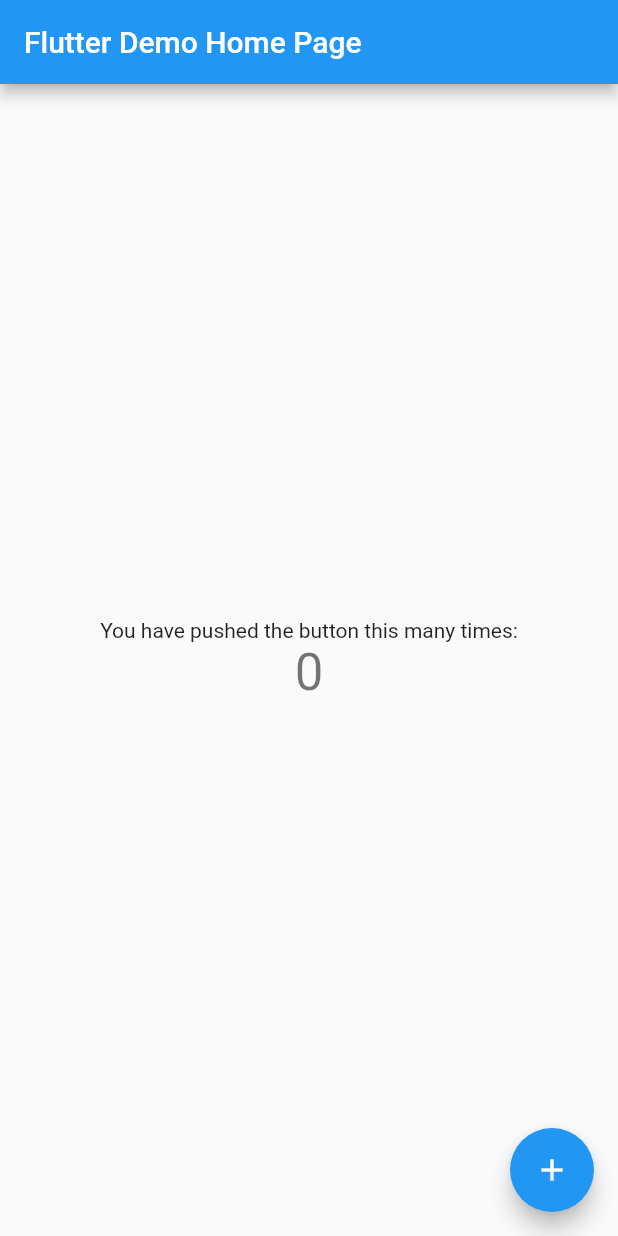
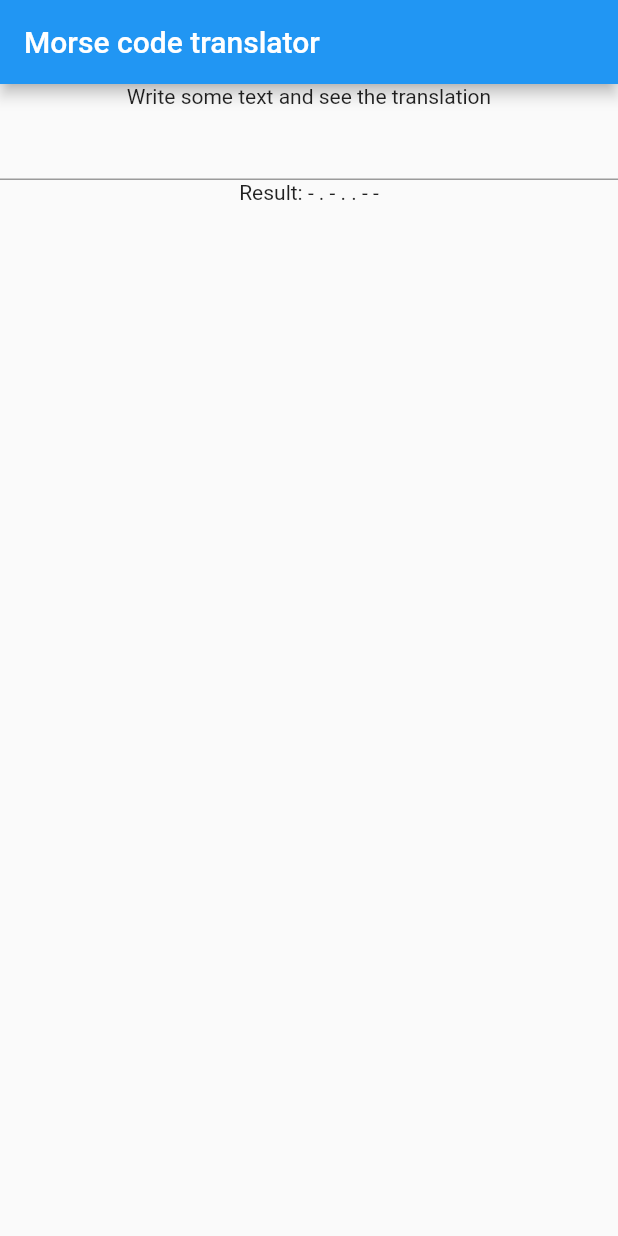
Before and after one commit to dumazy/morse-code, a Flutter app: the screen it shows after launch, on a phone screen of 412 x 824 dp. Run offline on Flutter 3.47's test engine with Material 2 defaults, Android fonts, the phone set to English and light mode, and no system bars.

```diff
--- a/lib/main.dart
+++ b/lib/main.dart
@@ -1,4 +1,6 @@
 import 'package:flutter/material.dart';
+import 'package:morse_code/morse/symbols.dart';
+import 'package:morse_code/morse/translator.dart';
 
 void main() => runApp(MyApp());
 
@@ -7,105 +9,58 @@ class MyApp extends StatelessWidget {
   @override
   Widget build(BuildContext context) {
     return MaterialApp(
-      title: 'Flutter Demo',
+      title: 'Morse code translator',
       theme: ThemeData(
-        // This is the theme of your application.
-        //
-        // Try running your application with "flutter run". You'll see the
-        // application has a blue toolbar. Then, without quitting the app, try
-        // changing the primarySwatch below to Colors.green and then invoke
-        // "hot reload" (press "r" in the console where you ran "flutter run",
-        // or simply save your changes to "hot reload" in a Flutter IDE).
-        // Notice that the counter didn't reset back to zero; the application
-        // is not restarted.
         primarySwatch: Colors.blue,
       ),
-      home: MyHomePage(title: 'Flutter Demo Home Page'),
+      home: HomeScreen(),
     );
   }
 }
 
-class MyHomePage extends StatefulWidget {
-  MyHomePage({Key key, this.title}) : super(key: key);
-
-  // This widget is the home page of your application. It is stateful, meaning
-  // that it has a State object (defined below) that contains fields that affect
-  // how it looks.
-
-  // This class is the configuration for the state. It holds the values (in this
-  // case the title) provided by the parent (in this case the App widget) and
-  // used by the build method of the State. Fields in a Widget subclass are
-  // always marked "final".
-
-  final String title;
-
+class HomeScreen extends StatefulWidget {
   @override
-  _MyHomePageState createState() => _MyHomePageState();
+  _HomeScreenState createState() => _HomeScreenState();
 }
 
-class _MyHomePageState extends State<MyHomePage> {
-  int _counter = 0;
-
-  void _incrementCounter() {
-    setState(() {
-      // This call to setState tells the Flutter framework that something has
-      // changed in this State, which causes it to rerun the build method below
-      // so that the display can reflect the updated values. If we changed
-      // _counter without calling setState(), then the build method would not be
-      // called again, and so nothing would appear to happen.
-      _counter++;
-    });
-  }
-
+class _HomeScreenState extends State<HomeScreen> {
+  String text = "text";
   @override
   Widget build(BuildContext context) {
-    // This method is rerun every time setState is called, for instance as done
-    // by the _incrementCounter method above.
-    //
-    // The Flutter framework has been optimized to make rerunning build methods
-    // fast, so that you can just rebuild anything that needs updating rather
-    // than having to individually change instances of widgets.
+    final result = translate(text);
     return Scaffold(
-      appBar: AppBar(
-        // Here we take the value from the MyHomePage object that was created by
-        // the App.build method, and use it to set our appbar title.
-        title: Text(widget.title),
+      appBar: AppBar(title: Text("Morse code translator")),
+      body: Column(
+        children: <Widget>[
+          Text("Write some text and see the translation"),
+          TextField(
+            onChanged: (newText) {
+              setState(() {
+                this.text = newText;
+              });
+            },
+          ),
+          Text("Result: $result"),
+        ],
       ),
-      body: Center(
-        // Center is a layout widget. It takes a single child and positions it
-        // in the middle of the parent.
-        child: Column(
-          // Column is also a layout widget. It takes a list of children and
-          // arranges them vertically. By default, it sizes itself to fit its
-          // children horizontally, and tries to be as tall as its parent.
-          //
-          // Invoke "debug painting" (press "p" in the console, choose the
-          // "Toggle Debug Paint" action from the Flutter Inspector in Android
-          // Studio, or the "Toggle Debug Paint" command in Visual Studio Code)
-          // to see the wireframe for each widget.
-          //
-          // Column has various properties to control how it sizes itself and
-          // how it positions its children. Here we use mainAxisAlignment to
-          // center the children vertically; the main axis here is the vertical
-          // axis because Columns are vertical (the cross axis would be
-          // horizontal).
-          mainAxisAlignment: MainAxisAlignment.center,
-          children: <Widget>[
-            Text(
-              'You have pushed the button this many times:',
-            ),
-            Text(
-              '$_counter',
-              style: Theme.of(context).textTheme.display1,
-            ),
-          ],
-        ),
-      ),
-      floatingActionButton: FloatingActionButton(
-        onPressed: _incrementCounter,
-        tooltip: 'Increment',
-        child: Icon(Icons.add),
-      ), // This trailing comma makes auto-formatting nicer for build methods.
     );
   }
 }
+
+String translate(String text) {
+  final symbols = translateSentence(text);
+  return symbols.map<String>((MorseSymbol symbol) {
+    switch (symbol) {
+      case MorseSymbol.DOT:
+        return ".";
+      case MorseSymbol.DASH:
+        return "-";
+      case MorseSymbol.LETTER_SPACE:
+        return " ";
+      case MorseSymbol.WORD_SPACE:
+        return "   ";
+      default:
+        return " ";
+    }
+  }).join();
+}
```
Also changed, not shown: lib/morse/translator.dart (+13 -4 lines), 1 other file.
